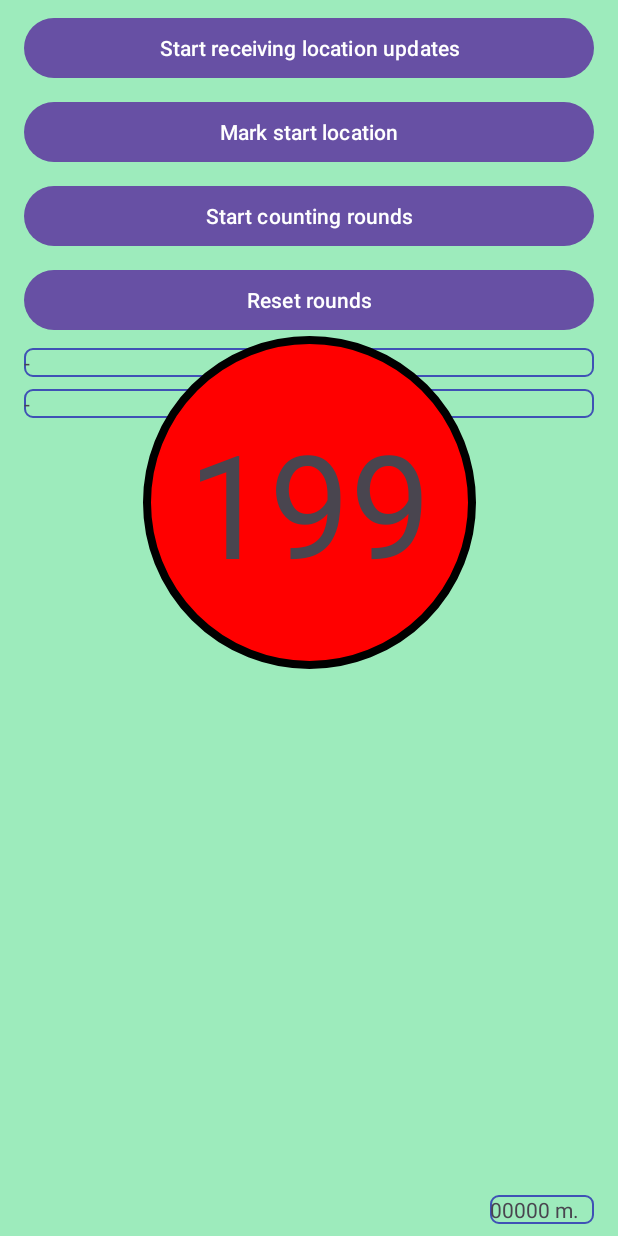
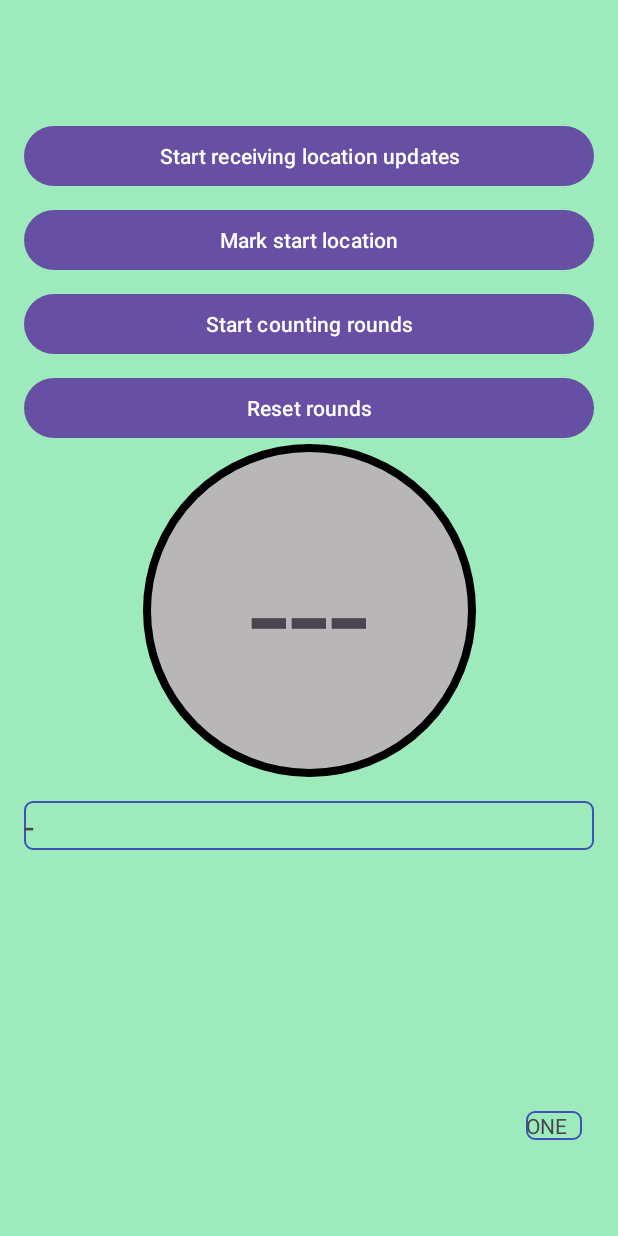
Before and after one commit to John-W-Code/Tracking-Location, an Android app: the screen it shows after launch (MainActivity), on a phone screen of 412 x 824 dp. Run offline under Robolectric (Android 15) with nearby library versions, the phone set to English and light mode, and no system bars.

Commit message:
Merge remote-tracking branch 'origin/main' created fragment for display get it it to work

```diff
--- a/app/src/main/java/com/heydar/trackinglocation/LocationStuff.kt
+++ b/app/src/main/java/com/heydar/trackinglocation/LocationStuff.kt
@@ -19,8 +19,7 @@ class MyLocation (var myLong : Double, var myLat : Double){
     }
 }
 
-
-class MyCounting {
+class MyCounting() {
     var startLocation = MyLocation(4.9150267, 52.3733383)
     var lastLocation  = MyLocation(0.0, 0.0)
     var currentLocation = MyLocation(0.0, 0.0)
@@ -29,6 +28,7 @@ class MyCounting {
     var outside: Boolean = false  // were we outside maxdelta
     var distance = 0
 
+
     // move currentLocation to lastLocation
     // if running then check if next round is reached
     fun updateLocation(location: Location?){
@@ -36,8 +36,8 @@ class MyCounting {
             lastLocation = currentLocation
             currentLocation.myLong = location.longitude
             currentLocation.myLat = location.latitude
+            distance = differenceMeter(startLocation, currentLocation)
             if (running) {
-                distance = differenceMeter(startLocation, currentLocation)
                 if (outside && distance < minDelta){
                     numberOfRounds += 1
                     outside = false
@@ -46,8 +46,8 @@ class MyCounting {
             }
         }
     }
-    fun setStartLocation(location: Location){
-        startLocation.setLocation(location)
+    fun setStartLocation() {
+        startLocation = currentLocation
     }
 
 }
--- a/app/src/main/java/com/heydar/trackinglocation/MainActivity.kt
+++ b/app/src/main/java/com/heydar/trackinglocation/MainActivity.kt
@@ -9,7 +9,6 @@ import android.os.Build
 import android.os.Bundle
 import android.provider.Settings
 import android.util.Log
-import android.widget.TextView
 import androidx.activity.result.contract.ActivityResultContracts
 import androidx.annotation.RequiresApi
 import androidx.appcompat.app.AppCompatActivity
@@ -20,7 +19,7 @@ import com.heydar.trackinglocation.location.GPSBroadcastReceiver
 
 class MainActivity() : AppCompatActivity() {
     private var gpsBroadcastReceiver: GPSBroadcastReceiver? = null
-    private lateinit var locationViewModel: MainViewModel
+    // (moved to rounds.kt Fragment) private lateinit var locationViewModel: MainViewModel
     private val requestLocationPermission = registerForActivityResult(ActivityResultContracts.RequestPermission()) { isGranted ->
         if (isGranted) {
             startLocationService()
@@ -36,17 +35,19 @@ class MainActivity() : AppCompatActivity() {
         }
     }
 
-    // JW vars
-    var oldLocation = MyLocation(0.0, 0.0)
-    val counting = MyCounting()
+    // JW vars moved to rounds.kt Fragment
+    // var oldLocation = MyLocation(0.0, 0.0)
+    // val counting = MyCounting()
 
     override fun onCreate(savedInstanceState: Bundle?) {
         super.onCreate(savedInstanceState)
         setContentView(R.layout.activity_main)
-        val roundsfragment = rounds()
+        val roundsFragment = rounds()
 
+        //JW
+        Log.d("JW", "MainActivity.onCreate")
         supportFragmentManager.beginTransaction().apply {
-            replace(R.id.mainframe, roundsfragment)
+            replace(R.id.mainframe, roundsFragment)
             commit()
         }
 
@@ -54,13 +55,14 @@ class MainActivity() : AppCompatActivity() {
             val gpsIntent = Intent(this, EnableGPSActivity::class.java)
             startActivity(gpsIntent)
         }
+/*
         locationViewModel = ViewModelProviderSingleton.getLocationViewModel()
         locationViewModel.locationData.observe(this) { location ->
             //tvLocation.text = String.format("%S  -  %S", location.latitude, location.longitude)
             counting.updateLocation(location)
             Log.d("Location", "onCreate. distance: ${counting.distance}")
         }
-
+*/
 
         gpsBroadcastReceiver = GPSBroadcastReceiver()
         registerGpsReceiver()
--- a/app/src/main/java/com/heydar/trackinglocation/rounds.kt
+++ b/app/src/main/java/com/heydar/trackinglocation/rounds.kt
@@ -1,15 +1,31 @@
 package com.heydar.trackinglocation
 
 import android.os.Bundle
+import android.util.Log
 import androidx.fragment.app.Fragment
 import android.view.LayoutInflater
 import android.view.View
 import android.view.ViewGroup
+import android.widget.Button
+import android.widget.TextView
+import android.widget.Toast
+import androidx.core.view.isVisible
+
 
 // TODO: Rename parameter arguments, choose names that match
 // the fragment initialization parameters, e.g. ARG_ITEM_NUMBER
 private const val ARG_PARAM1 = "param1"
 private const val ARG_PARAM2 = "param2"
+
+//JW
+private lateinit var startReceiveLocationsBTN: Button
+private lateinit var markStartLocationBTN: Button
+private lateinit var startCountingBTN: Button
+private lateinit var zeroCountBTN: Button
+private lateinit var markTV: TextView
+private lateinit var currentTV: TextView
+private lateinit var distanceTV: TextView
+private lateinit var countTV: TextView
 
 /**
  * A simple [Fragment] subclass.
@@ -20,9 +36,25 @@ class rounds : Fragment() {
     // TODO: Rename and change types of parameters
     private var param1: String? = null
     private var param2: String? = null
+    private lateinit var locationViewModel: MainViewModel
+
+    // JW vars
+    var oldLocation = MyLocation(0.0, 0.0)
+    val counting = MyCounting()
+
 
     override fun onCreate(savedInstanceState: Bundle?) {
         super.onCreate(savedInstanceState)
+
+        //location
+        locationViewModel = ViewModelProviderSingleton.getLocationViewModel()
+        locationViewModel.locationData.observe(this) { location ->
+            currentTV.text = String.format("%S  -  %S", location.latitude, location.longitude)
+            distanceTV.text = counting.distance.toString()
+            counting.updateLocation(location)
+            Log.d("Location", "rounds.onCreate. distance: ${counting.distance}")
+        }
+
         arguments?.let {
             param1 = it.getString(ARG_PARAM1)
             param2 = it.getString(ARG_PARAM2)
@@ -34,8 +66,39 @@ class rounds : Fragment() {
         savedInstanceState: Bundle?
     ): View? {
         // Inflate the layout for this fragment
-        return inflater.inflate(R.layout.fragment_rounds, container, false)
+        val view = inflater.inflate(R.layout.fragment_rounds, container, false)
+        startReceiveLocationsBTN    = view.findViewById(R.id.start_receive_locations_btn)
+        markStartLocationBTN        = view.findViewById(R.id.mark_start_location_btn)
+        startCountingBTN            = view.findViewById(R.id.start_counting_rounds_btn)
+        zeroCountBTN                = view.findViewById(R.id.zero_rounds_btn)
+        markTV                      = view.findViewById(R.id.marking_point_text_view)
+        currentTV                   = view.findViewById(R.id.current_position_text_view)
+        distanceTV                  = view.findViewById(R.id.distance_text_view)
+        countTV                     = view.findViewById(R.id.round_count_text_view)
+
+        // hide some fields
+        startReceiveLocationsBTN.isVisible = true
+        markTV.isVisible     = false
+        currentTV.isVisible  = true
+        distanceTV.isVisible = true
+        countTV.setBackgroundResource(R.drawable.circle_grey)
+
+        // set the button events
+        markStartLocationBTN.setOnClickListener {
+            counting.setStartLocation()
+            Toast.makeText(activity, "Button clicked!", Toast.LENGTH_SHORT).show()
+            Log.d("JW", "markStartLocationBTN pressed")
+        }
+
+        return view
     }
+
+    override fun onViewCreated(view: View, savedInstanceState: Bundle?) {
+        super.onViewCreated(view, savedInstanceState)
+        Log.d("JW", "rounds.onViewCreated")
+        distanceTV.text = "ONE"
+        countTV.text = "---"
+}
 
     companion object {
         /**
--- /dev/null
+++ b/app/src/main/res/drawable/circle_grey.xml
@@ -0,0 +1,7 @@
+<?xml version="1.0" encoding="utf-8"?>
+<shape xmlns:android="http://schemas.android.com/apk/res/android"
+    android:shape="oval">
+    <corners android:radius="10dip"/>
+    <stroke android:color="#000000" android:width="5dip"/>
+    <solid android:color="#B8B6B6"/>
+</shape>
--- a/app/src/main/res/layout/fragment_rounds.xml
+++ b/app/src/main/res/layout/fragment_rounds.xml
@@ -27,9 +27,10 @@
         android:layout_width="0dp"
         android:layout_height="wrap_content"
         android:layout_marginStart="16dp"
-        android:layout_marginTop="8dp"
+        android:layout_marginTop="80dp"
         android:layout_marginEnd="16dp"
         android:text="@string/start_location_updates_button_text"
+        android:visibility="visible"
         app:layout_constraintEnd_toEndOf="parent"
         app:layout_constraintHorizontal_bias="0.498"
         app:layout_constraintStart_toStartOf="parent"
@@ -80,28 +81,29 @@
         android:layout_width="0dp"
         android:layout_height="wrap_content"
         android:layout_marginStart="16dp"
-        android:layout_marginTop="8dp"
+        android:layout_marginTop="16dp"
         android:layout_marginEnd="16dp"
         android:background="@drawable/background_border"
         android:text="@string/Dash"
         app:layout_constraintEnd_toEndOf="parent"
         app:layout_constraintHorizontal_bias="0.0"
         app:layout_constraintStart_toStartOf="parent"
-        app:layout_constraintTop_toBottomOf="@+id/zero_rounds_btn" />
+        app:layout_constraintTop_toBottomOf="@+id/current_position_text_view" />
 
     <TextView
         android:id="@+id/current_position_text_view"
         android:layout_width="0dp"
         android:layout_height="wrap_content"
         android:layout_marginStart="16dp"
-        android:layout_marginTop="8dp"
+        android:layout_marginTop="16dp"
         android:layout_marginEnd="16dp"
         android:background="@drawable/background_border"
         android:text="@string/Dash"
+        android:textSize="24sp"
         app:layout_constraintEnd_toEndOf="parent"
         app:layout_constraintHorizontal_bias="0.0"
         app:layout_constraintStart_toStartOf="parent"
-        app:layout_constraintTop_toBottomOf="@+id/marking_point_text_view" />
+        app:layout_constraintTop_toBottomOf="@+id/round_count_text_view" />
 
     <TextView
         android:id="@+id/round_count_text_view"
@@ -121,14 +123,16 @@
         android:id="@+id/distance_text_view"
         android:layout_width="wrap_content"
         android:layout_height="wrap_content"
-        android:layout_marginEnd="16dp"
-        android:layout_marginBottom="8dp"
+        android:layout_marginStart="334dp"
+        android:layout_marginEnd="8dp"
+        android:layout_marginBottom="64dp"
         android:background="@drawable/background_border"
         android:paddingEnd="10dp"
         android:text="@string/Initial_distance"
         android:textAlignment="textEnd"
         app:layout_constraintBottom_toBottomOf="parent"
-        app:layout_constraintEnd_toEndOf="parent" />
+        app:layout_constraintEnd_toEndOf="parent"
+        app:layout_constraintStart_toStartOf="parent" />
 
 
 </androidx.constraintlayout.widget.ConstraintLayout>
```
